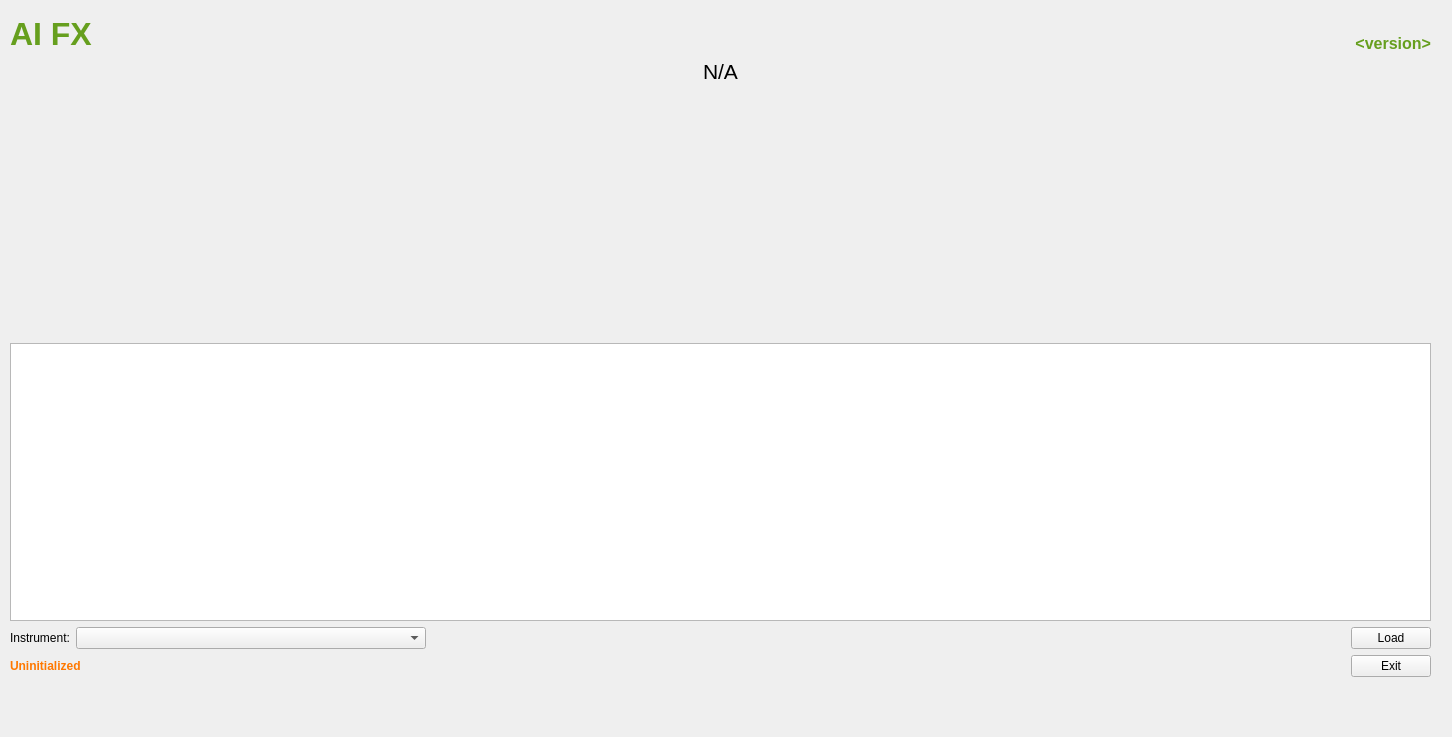
Qt form aifx/client/form.ui (NadimGhaznavi/aifx) before a commit.
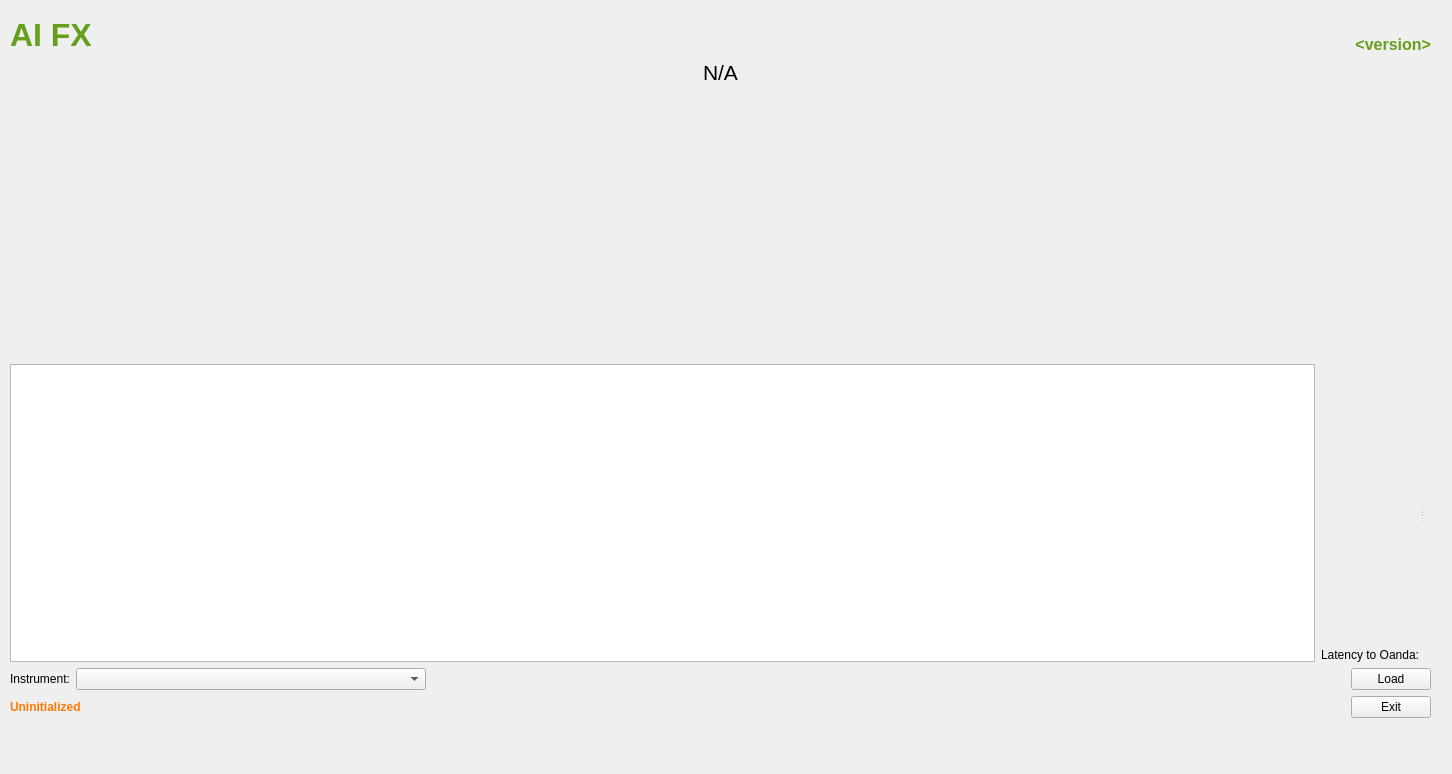
The same form after that commit.

Commit message: Feat: Stubbed out Oanda latency

```diff
--- a/aifx/client/form.ui
+++ b/aifx/client/form.ui
@@ -7,7 +7,7 @@
     <x>0</x>
     <y>0</y>
     <width>1452</width>
-    <height>737</height>
+    <height>774</height>
    </rect>
   </property>
   <property name="windowTitle">
@@ -19,13 +19,13 @@
   <property name="autoFillBackground">
    <bool>true</bool>
   </property>
-  <widget class="QWidget" name="layoutWidget">
+  <widget class="QWidget" name="">
    <property name="geometry">
     <rect>
      <x>10</x>
-     <y>16</y>
+     <y>17</y>
      <width>1421</width>
-     <height>661</height>
+     <height>701</height>
     </rect>
    </property>
    <layout class="QVBoxLayout" name="verticalLayout">
@@ -110,6 +110,8 @@
      </layout>
     </item>
     <item>
+     <layout class="QHBoxLayout" name="hl_recents_data" stretch="1,0">
+      <item>
      <layout class="QHBoxLayout" name="hl_recent_candles">
       <item>
        <widget class="QTableView" name="tbl_recent_candles">
@@ -127,6 +129,31 @@
         <property name="alternatingRowColors">
          <bool>true</bool>
         </property>
+         </widget>
+        </item>
+       </layout>
+      </item>
+      <item>
+       <widget class="QSplitter" name="spl_latency">
+        <property name="orientation">
+         <enum>Qt::Horizontal</enum>
+        </property>
+        <widget class="QLabel" name="lbl_latency_to_oanda">
+         <property name="text">
+          <string>Latency to Oanda:</string>
+         </property>
+         <property name="alignment">
+          <set>Qt::AlignBottom|Qt::AlignLeading|Qt::AlignLeft</set>
+         </property>
+        </widget>
+        <widget class="QLabel" name="lbl_latency_to_oanda_value">
+         <property name="text">
+          <string>&lt;latency&gt;</string>
+         </property>
+         <property name="alignment">
+          <set>Qt::AlignBottom|Qt::AlignLeading|Qt::AlignLeft</set>
+         </property>
+        </widget>
        </widget>
       </item>
      </layout>
```
Lines whose indentation alone changed are shown as unchanged. The commit also changes 10 other files.
